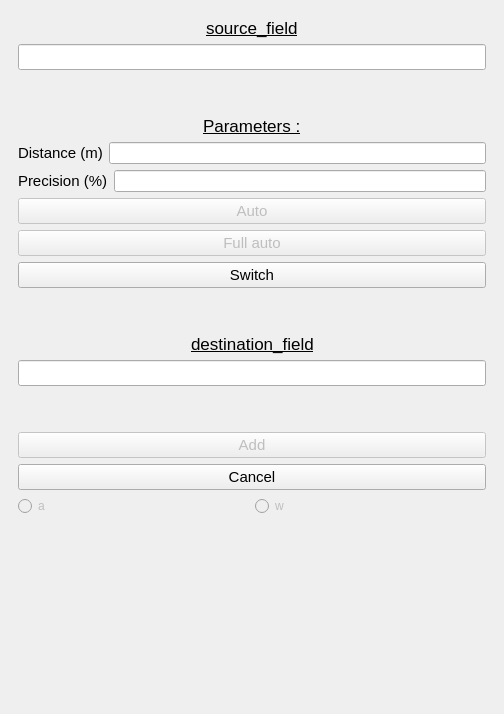
Above: diagwayprojection/DiagwayProjection_dockwidget_base.ui from StundFR/diagway before the change. Below: the same form after it.
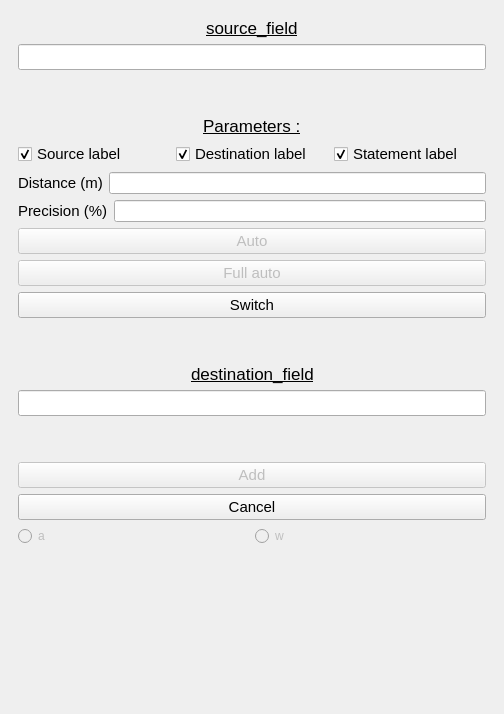
That is the form after the change. Custom widgets are drawn as their Qt base class.

```diff
--- a/diagwayprojection/DiagwayProjection_dockwidget_base.ui
+++ b/diagwayprojection/DiagwayProjection_dockwidget_base.ui
@@ -892,6 +892,55 @@
           </item>
          </layout>
         </item>
+        <item>
+         <layout class="QHBoxLayout" name="horizontalLayout_16">
+          <item>
+           <widget class="QCheckBox" name="checkBox_labeling_source">
+            <property name="font">
+             <font>
+              <pointsize>11</pointsize>
+             </font>
+            </property>
+            <property name="text">
+             <string>Source label</string>
+            </property>
+            <property name="checked">
+             <bool>true</bool>
+            </property>
+           </widget>
+          </item>
+          <item>
+           <widget class="QCheckBox" name="checkBox_labeling_dest">
+            <property name="font">
+             <font>
+              <pointsize>11</pointsize>
+             </font>
+            </property>
+            <property name="text">
+             <string>Destination label</string>
+            </property>
+            <property name="checked">
+             <bool>true</bool>
+            </property>
+           </widget>
+          </item>
+          <item>
+           <widget class="QCheckBox" name="checkBox_labeling_statement">
+            <property name="font">
+             <font>
+              <pointsize>11</pointsize>
+             </font>
+            </property>
+            <property name="text">
+             <string>Statement label</string>
+            </property>
+            <property name="checked">
+             <bool>true</bool>
+            </property>
+           </widget>
+          </item>
+         </layout>
+        </item>
         <item>
          <layout class="QHBoxLayout" name="horizontalLayout_8">
           <item>
```
Left out of the diff: 3 changed lines with no effect on the pictures.
